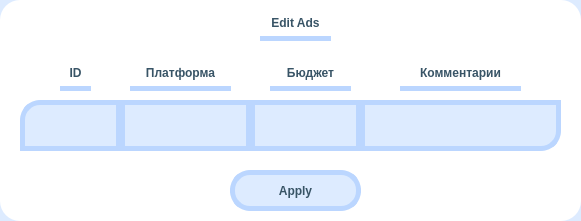
Before: the Qt Designer form CRM/editUI/editAds.ui in Plnguins/CRM, drawn with Qt 5.
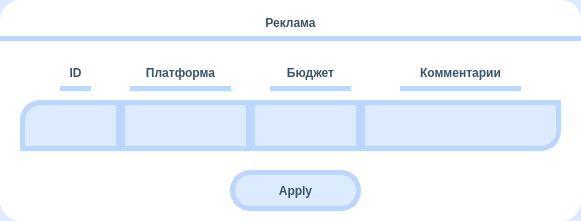
After: the same form once the commit is applied.

Commit message: Исправлен интерфейс

The edit to the form file:
```diff
--- a/CRM/editUI/editAds.ui
+++ b/CRM/editUI/editAds.ui
@@ -69,9 +69,9 @@
   <widget class="QLabel" name="tableName">
    <property name="geometry">
     <rect>
-     <x>260</x>
+     <x>0</x>
      <y>10</y>
-     <width>71</width>
+     <width>581</width>
      <height>31</height>
     </rect>
    </property>
@@ -85,7 +85,7 @@
 	border-right: transparent;</string>
    </property>
    <property name="text">
-    <string>Edit Ads</string>
+    <string>Реклама</string>
    </property>
    <property name="alignment">
     <set>Qt::AlignCenter</set>
```
The commit also changes 4 other files.
